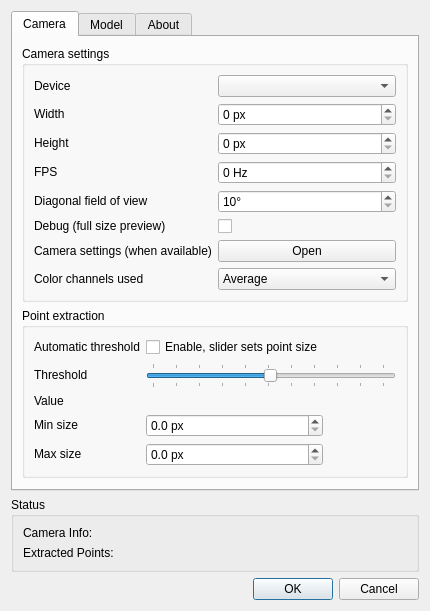
First picture: the form in tracker-easy/tracker-easy-settings.ui, repository opentrack/opentrack, before the edit.
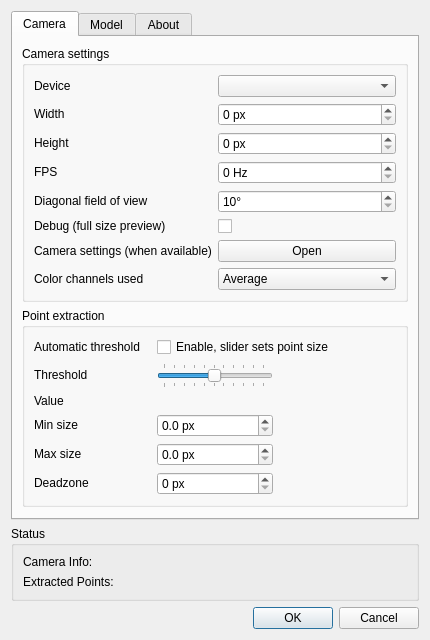
Second picture: the form after the edit. The open tabs and pages were chosen to show the change. Icons and pictures are not drawn.

Commit message: Easy Tracker: Deadzone implementation to minimize noise. Added Deadzone pixels size to settings. Clip and Custom model settings tabs disabled.

```diff
--- a/tracker-easy/tracker-easy-settings.ui
+++ b/tracker-easy/tracker-easy-settings.ui
@@ -418,23 +418,27 @@
           <string>Point extraction</string>
          </property>
          <layout class="QGridLayout" name="gridLayout_7">
-          <item row="1" column="0">
-           <widget class="QLabel" name="label">
+          <item row="3" column="1">
+           <widget class="QLabel" name="threshold_value_display">
             <property name="sizePolicy">
-             <sizepolicy hsizetype="Preferred" vsizetype="Maximum">
+             <sizepolicy hsizetype="Minimum" vsizetype="Maximum">
               <horstretch>0</horstretch>
               <verstretch>0</verstretch>
              </sizepolicy>
             </property>
             <property name="text">
-             <string>Threshold</string>
-            </property>
-            <property name="buddy">
-             <cstring>threshold_slider</cstring>
+             <string/>
             </property>
            </widget>
           </item>
           <item row="3" column="0">
+           <widget class="QLabel" name="label_14">
+            <property name="text">
+             <string>Value</string>
+            </property>
+           </widget>
+          </item>
+          <item row="4" column="0">
            <widget class="QLabel" name="label_7">
             <property name="sizePolicy">
              <sizepolicy hsizetype="Preferred" vsizetype="Maximum">
@@ -450,23 +454,58 @@
             </property>
            </widget>
           </item>
-          <item row="4" column="0">
-           <widget class="QLabel" name="label_8">
-            <property name="sizePolicy">
-             <sizepolicy hsizetype="Preferred" vsizetype="Maximum">
-              <horstretch>0</horstretch>
-              <verstretch>0</verstretch>
-             </sizepolicy>
-            </property>
-            <property name="text">
-             <string>Max size</string>
-            </property>
-            <property name="buddy">
-             <cstring>maxdiam_spin</cstring>
-            </property>
-           </widget>
-          </item>
           <item row="1" column="1" colspan="2">
+           <widget class="QCheckBox" name="auto_threshold">
+            <property name="sizePolicy">
+             <sizepolicy hsizetype="Preferred" vsizetype="Maximum">
+              <horstretch>0</horstretch>
+              <verstretch>0</verstretch>
+             </sizepolicy>
+            </property>
+            <property name="text">
+             <string>Enable, slider sets point size</string>
+            </property>
+           </widget>
+          </item>
+          <item row="2" column="0">
+           <widget class="QLabel" name="label">
+            <property name="sizePolicy">
+             <sizepolicy hsizetype="Preferred" vsizetype="Maximum">
+              <horstretch>0</horstretch>
+              <verstretch>0</verstretch>
+             </sizepolicy>
+            </property>
+            <property name="text">
+             <string>Threshold</string>
+            </property>
+            <property name="buddy">
+             <cstring>threshold_slider</cstring>
+            </property>
+           </widget>
+          </item>
+          <item row="4" column="1">
+           <widget class="QDoubleSpinBox" name="mindiam_spin">
+            <property name="sizePolicy">
+             <sizepolicy hsizetype="Preferred" vsizetype="Maximum">
+              <horstretch>0</horstretch>
+              <verstretch>0</verstretch>
+             </sizepolicy>
+            </property>
+            <property name="toolTip">
+             <string>Minimum point diameter</string>
+            </property>
+            <property name="suffix">
+             <string> px</string>
+            </property>
+            <property name="decimals">
+             <number>1</number>
+            </property>
+            <property name="singleStep">
+             <double>0.100000000000000</double>
+            </property>
+           </widget>
+          </item>
+          <item row="2" column="1">
            <widget class="QSlider" name="threshold_slider">
             <property name="sizePolicy">
              <sizepolicy hsizetype="Preferred" vsizetype="Maximum">
@@ -497,33 +536,7 @@
             </property>
            </widget>
           </item>
-          <item row="0" column="1">
-           <widget class="QCheckBox" name="auto_threshold">
-            <property name="sizePolicy">
-             <sizepolicy hsizetype="Preferred" vsizetype="Maximum">
-              <horstretch>0</horstretch>
-              <verstretch>0</verstretch>
-             </sizepolicy>
-            </property>
-            <property name="text">
-             <string>Enable, slider sets point size</string>
-            </property>
-           </widget>
-          </item>
-          <item row="0" column="0">
-           <widget class="QLabel" name="label_11">
-            <property name="sizePolicy">
-             <sizepolicy hsizetype="Preferred" vsizetype="Maximum">
-              <horstretch>0</horstretch>
-              <verstretch>0</verstretch>
-             </sizepolicy>
-            </property>
-            <property name="text">
-             <string>Automatic threshold</string>
-            </property>
-           </widget>
-          </item>
-          <item row="4" column="1">
+          <item row="5" column="1">
            <widget class="QDoubleSpinBox" name="maxdiam_spin">
             <property name="sizePolicy">
              <sizepolicy hsizetype="Preferred" vsizetype="Maximum">
@@ -545,8 +558,53 @@
             </property>
            </widget>
           </item>
-          <item row="3" column="1">
-           <widget class="QDoubleSpinBox" name="mindiam_spin">
+          <item row="5" column="0">
+           <widget class="QLabel" name="label_8">
+            <property name="sizePolicy">
+             <sizepolicy hsizetype="Preferred" vsizetype="Maximum">
+              <horstretch>0</horstretch>
+              <verstretch>0</verstretch>
+             </sizepolicy>
+            </property>
+            <property name="text">
+             <string>Max size</string>
+            </property>
+            <property name="buddy">
+             <cstring>maxdiam_spin</cstring>
+            </property>
+           </widget>
+          </item>
+          <item row="1" column="0">
+           <widget class="QLabel" name="label_11">
+            <property name="sizePolicy">
+             <sizepolicy hsizetype="Preferred" vsizetype="Maximum">
+              <horstretch>0</horstretch>
+              <verstretch>0</verstretch>
+             </sizepolicy>
+            </property>
+            <property name="text">
+             <string>Automatic threshold</string>
+            </property>
+           </widget>
+          </item>
+          <item row="6" column="0">
+           <widget class="QLabel" name="labelDeadzone">
+            <property name="sizePolicy">
+             <sizepolicy hsizetype="Preferred" vsizetype="Maximum">
+              <horstretch>0</horstretch>
+              <verstretch>0</verstretch>
+             </sizepolicy>
+            </property>
+            <property name="text">
+             <string>Deadzone</string>
+            </property>
+            <property name="buddy">
+             <cstring>maxdiam_spin</cstring>
+            </property>
+           </widget>
+          </item>
+          <item row="6" column="1">
+           <widget class="QSpinBox" name="spinDeadzone">
             <property name="sizePolicy">
              <sizepolicy hsizetype="Preferred" vsizetype="Maximum">
               <horstretch>0</horstretch>
@@ -558,32 +616,6 @@
             </property>
             <property name="suffix">
              <string> px</string>
-            </property>
-            <property name="decimals">
-             <number>1</number>
-            </property>
-            <property name="singleStep">
-             <double>0.100000000000000</double>
-            </property>
-           </widget>
-          </item>
-          <item row="2" column="1">
-           <widget class="QLabel" name="threshold_value_display">
-            <property name="sizePolicy">
-             <sizepolicy hsizetype="Minimum" vsizetype="Maximum">
-              <horstretch>0</horstretch>
-              <verstretch>0</verstretch>
-             </sizepolicy>
-            </property>
-            <property name="text">
-             <string/>
-            </property>
-           </widget>
-          </item>
-          <item row="2" column="0">
-           <widget class="QLabel" name="label_14">
-            <property name="text">
-             <string>Value</string>
             </property>
            </widget>
           </item>
```
Left out of the diff: 21 changed lines with no effect on the pictures. The commit also changes 8 other files.
